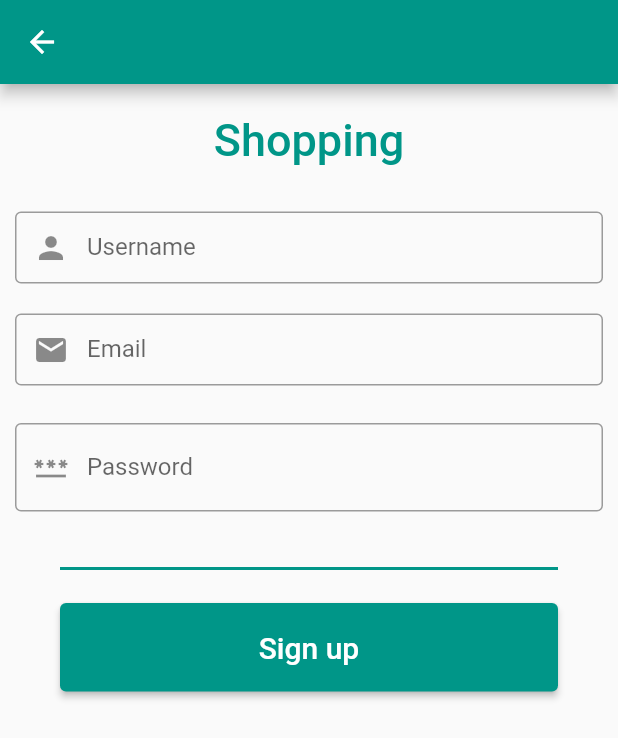
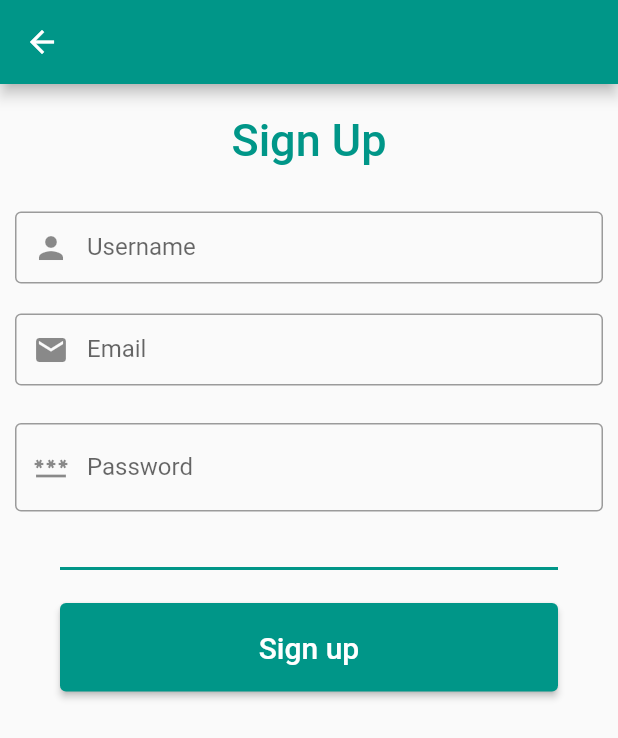
Before and after one commit to AmmarIbrahim9/AmmarStore, a Flutter app: the screen it shows after launch, after a tap on "Sign up", on a phone screen of 412 x 824 dp. Shown: the top 738 px of the screen. Run offline on Flutter 3.47's test engine with Material 2 defaults, Android fonts, the phone set to English and light mode, and no system bars; network calls fail.

```diff
--- a/lib/Search.dart
+++ b/lib/Search.dart
@@ -2,7 +2,6 @@ import 'package:flutter/cupertino.dart';
 import 'package:flutter/material.dart';
 
 class CustomSearchDelegate extends SearchDelegate {
-
   List<String> searchTerms = [
     "Mac",
     "iPhone",
@@ -10,8 +9,6 @@ class CustomSearchDelegate extends SearchDelegate {
     "Lenovo Laptop",
     "Airpods",
     "Headset",
-
-
   ];
 
   @override
@@ -26,7 +23,6 @@ class CustomSearchDelegate extends SearchDelegate {
     ];
   }
 
-
   @override
   Widget? buildLeading(BuildContext context) {
     return IconButton(
@@ -36,7 +32,6 @@ class CustomSearchDelegate extends SearchDelegate {
       icon: Icon(Icons.arrow_back),
     );
   }
-
 
   @override
   Widget buildResults(BuildContext context) {
--- a/lib/login.dart
+++ b/lib/login.dart
@@ -2,38 +2,24 @@ import 'package:fakestore/main.dart';
 import 'package:fakestore/sign_up.dart';
 import 'package:flutter/material.dart';
 
-
 class FirstScreen extends StatelessWidget {
   String? email;
 
-  //bool _isObscure = true;
+
   TextEditingController passwordController = TextEditingController();
 
   @override
   Widget build(BuildContext context) {
     return Scaffold(
-      appBar: AppBar(
-        backgroundColor: Colors.teal,
-          automaticallyImplyLeading: false
-
-        // title: const Text('First Screen'),
-      ),
       body: SingleChildScrollView(
         child: Padding(
           padding: const EdgeInsets.all(10),
           child: Column(
             crossAxisAlignment: CrossAxisAlignment.start,
             children: [
-              Container(
-                  alignment: Alignment.center,
-                  padding: const EdgeInsets.all(10),
-                  child: const Text(
-                    'Shopping',
-                    style: TextStyle(
-                        color: Colors.teal,
-                        fontWeight: FontWeight.w500,
-                        fontSize: 30),
-                  )),
+              Center(
+                child: Image.asset('asset/Logo.png'),
+              ),
               SizedBox(height: 20),
               TextFormField(
                 onChanged: (newValue) {
@@ -56,7 +42,7 @@ class FirstScreen extends StatelessWidget {
               const SizedBox(height: 25),
               TextFormField(
                 controller: passwordController,
-                //obscureText: _isObscure,
+                obscureText: true,
                 decoration: const InputDecoration(
                   //suffixIcon: IconButton(icon:Icon(Icons.done), onPressed: () {_isObscure==true? false: true;},),
                   labelText: 'Password',
@@ -143,6 +129,3 @@ class FirstScreen extends StatelessWidget {
     );
   }
 }
-
-// LIFO
-// FILO
--- a/lib/sign_up.dart
+++ b/lib/sign_up.dart
@@ -28,7 +28,7 @@ class SecondScreen extends StatelessWidget {
                   alignment: Alignment.center,
                   padding: const EdgeInsets.all(10),
                   child: const Text(
-                    'Shopping',
+                    'Sign Up',
                     style: TextStyle(
                         color: Colors.teal,
                         fontWeight: FontWeight.w500,
--- a/lib/splash_screen.dart
+++ b/lib/splash_screen.dart
@@ -1,7 +1,7 @@
 import 'package:fakestore/login.dart';
 import 'package:flutter/cupertino.dart';
 import 'package:flutter/material.dart';
-import 'main.dart';
+
 
 class SplashScreen extends StatefulWidget {
   @override
@@ -28,7 +28,7 @@ class _SplashScreenState extends State<SplashScreen> {
   Widget build(BuildContext context) {
     return Scaffold(
       body: Center(
-        child: Image.asset('asset/Test.jpg'),
+        child: Image.asset('asset/Logo.png'),
       ),
     );
   }
```
Also changed, not shown: lib/Description.dart (+76 -7 lines), lib/details.dart (+26 -6 lines), lib/main.dart (+5 -6 lines), lib/products.dart (+29 -8 lines), asset/Logo.png (added), asset/Test.jpg (deleted).
